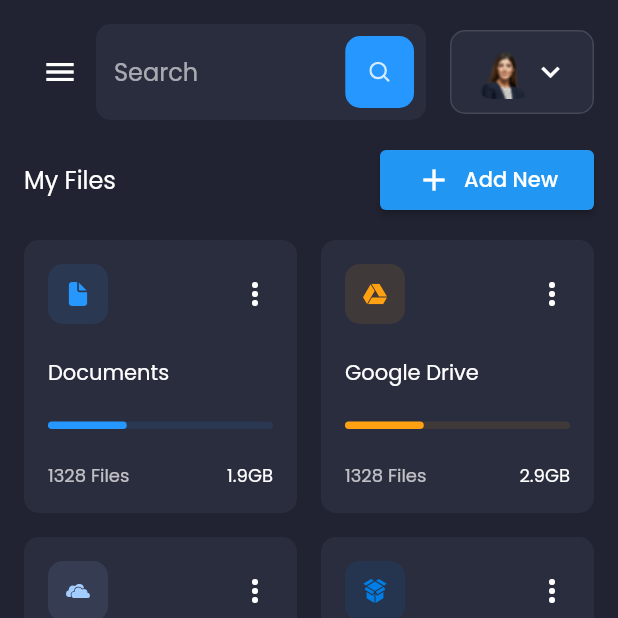
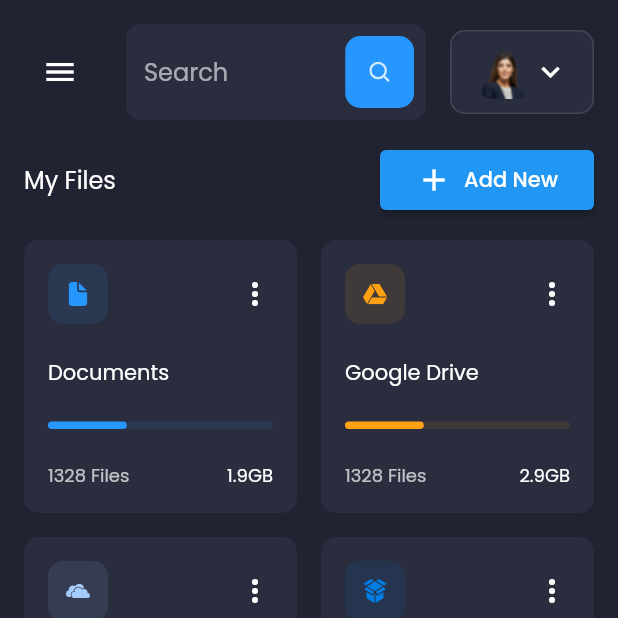
Before and after one commit to tadakun8/flutter_responsive_admin_panel_or_dashboard_clone, a Flutter app: the screen it shows after launch, on a phone screen of 412 x 824 dp, the top half of it. Run offline on Flutter 3.47's test engine with Material 2 defaults, Android fonts, the phone set to English and light mode, and no system bars; drawn by our look-alikes of data_table_2; our stand-ins replace fl_chart, flutter_svg, google_fonts.

Commit message:
fix: Adjust the position of drawer and search field

```diff
--- a/lib/screen/dashboard/components/header.dart
+++ b/lib/screen/dashboard/components/header.dart
@@ -21,6 +21,12 @@ class Header extends StatelessWidget {
       if (!Responsive.isMobile(context))
         Spacer(
           flex: Responsive.isDesktop(context) ? 2 : 1,
+        ),
+
+      // Add a space to prevent the water splash part of the drawer from covering the SearchField().
+      if (Responsive.isMobile(context))
+        const SizedBox(
+          width: Constants.defaultPadding * 1.25,
         ),
       const Expanded(
         child: SearchField(),
--- a/lib/screen/main/main_screen.dart
+++ b/lib/screen/main/main_screen.dart
@@ -9,6 +9,10 @@ class MainScreen extends StatelessWidget {
   @override
   Widget build(BuildContext context) {
     return Scaffold(
+      // NOTE: Scaffold's default drawer padding is not adjustable.
+      // So if you want to adjust it, you'll have to customize it.
+      // (the following link is helpful)
+      // https://stackoverflow.com/questions/59554348/how-can-i-change-drawer-icon-in-flutter
       drawer: const SideMenu(),
       body: SafeArea(
         child: Row(
```
